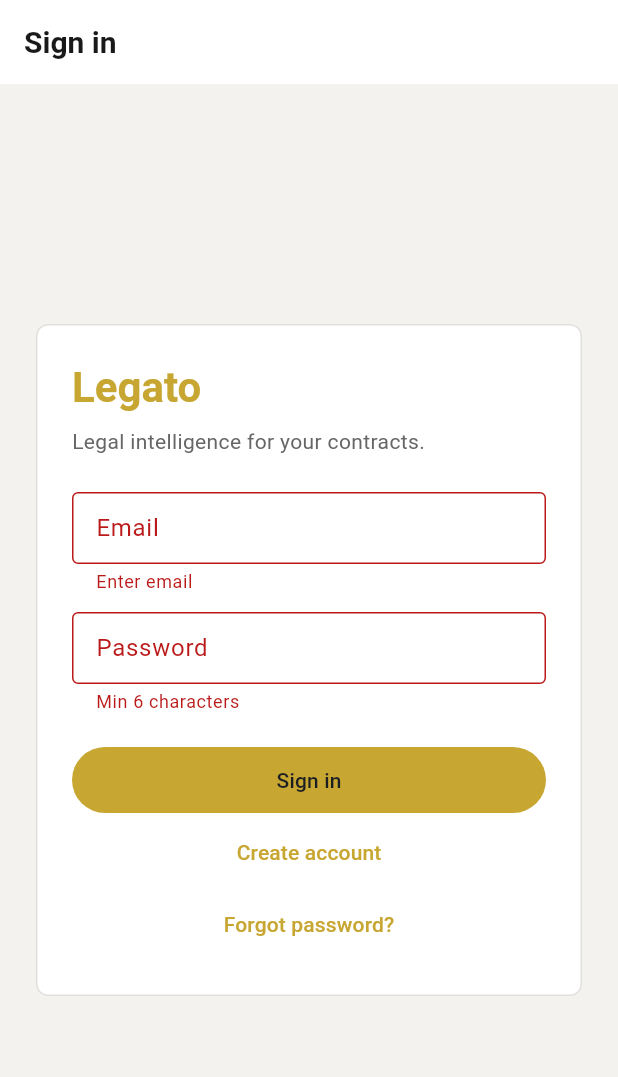
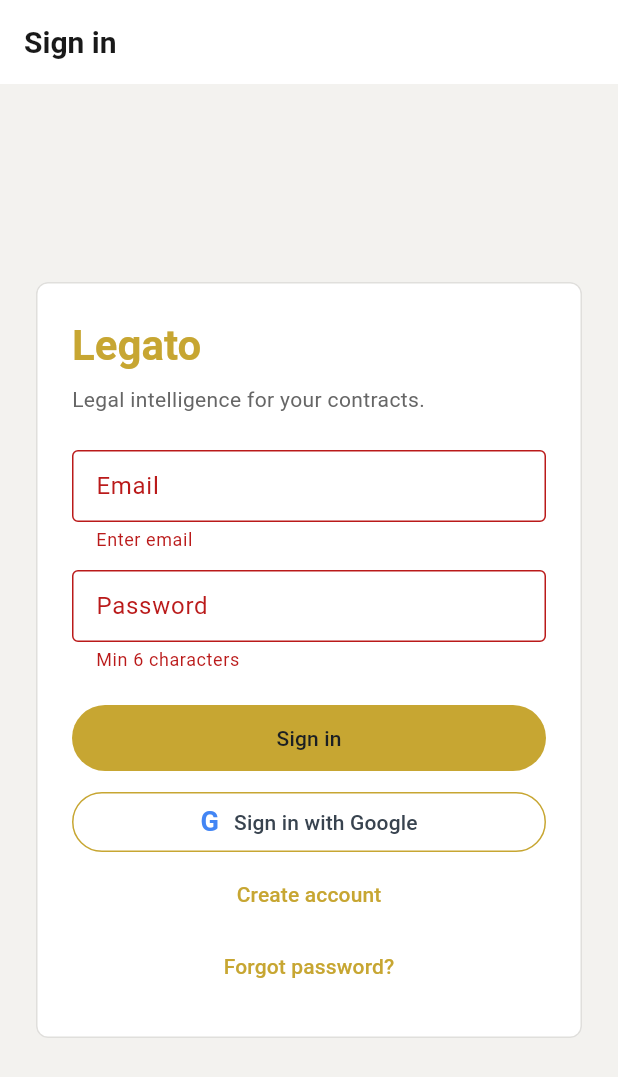
Before and after one commit to nourabulnasr/GP-Legal-AI-, a Flutter app: the screen it shows after launch, after a tap on "Sign in", on a phone screen of 412 x 824 dp. Shown: the top 1077 px of the screen. Run offline on Flutter 3.47's test engine with Material 3 defaults, Android fonts, the phone set to English and light mode, and no system bars; our stand-ins replace file_picker, shared_preferences, wakelock_plus; missing offline and left inert: hand_signature; accounts and stored records are empty.

Commit message:
feat: Google Sign-In for Flutter web -- bootstrap checks Uri.base for OAuth token/error, storeToken in AuthService, OutlinedButton on login screen, uses RuntimeConfig.apiBaseUrl Co-Authored-By: Claude Sonnet 4.6 <noreply@anthropic.com>

```diff
--- a/lib/providers/auth_provider.dart
+++ b/lib/providers/auth_provider.dart
@@ -22,6 +22,19 @@ class AuthProvider extends ChangeNotifier {
     _error = null;
     notifyListeners();
     try {
+      // Flutter web: backend redirects back with ?token= after Google OAuth.
+      final uriToken = Uri.base.queryParameters['token'];
+      final uriError = Uri.base.queryParameters['error'];
+      if (uriToken != null && uriToken.isNotEmpty) {
+        await _auth.storeToken(uriToken);
+        _user = await _auth.me();
+        return;
+      }
+      if (uriError != null && uriError.isNotEmpty) {
+        _error = _oauthErrorMessage(uriError);
+        _user = null;
+        return;
+      }
       final has = await _auth.hasToken();
       if (!has) {
         _user = null;
@@ -39,6 +52,22 @@ class AuthProvider extends ChangeNotifier {
       notifyListeners();
     }
   }
+
+  Future<void> loginWithToken(String token) async {
+    _error = null;
+    await _auth.storeToken(token);
+    _user = await _auth.me();
+    notifyListeners();
+  }
+
+  String _oauthErrorMessage(String code) => switch (code) {
+        'google_denied' => 'Google sign-in was cancelled.',
+        'google_not_configured' => 'Google sign-in is not set up on the server.',
+        'google_token_failed' => 'Google authentication failed. Please try again.',
+        'google_user_failed' => 'Could not retrieve your Google account details.',
+        'google_no_email' => 'Your Google account has no email address.',
+        _ => 'Google sign-in failed. Please try again.',
+      };
 
   Future<void> login(String email, String password) async {
     _error = null;
--- a/lib/screens/auth/login_screen.dart
+++ b/lib/screens/auth/login_screen.dart
@@ -1,7 +1,9 @@
 import 'package:flutter/material.dart';
 import 'package:provider/provider.dart';
+import 'package:url_launcher/url_launcher.dart';
 
 import 'package:legato_mobile/api/api_exception.dart';
+import 'package:legato_mobile/config/runtime_config.dart';
 import 'package:legato_mobile/providers/auth_provider.dart';
 import 'package:legato_mobile/screens/auth/forgot_password_screen.dart';
 import 'package:legato_mobile/screens/auth/register_screen.dart';
@@ -26,6 +28,12 @@ class _LoginScreenState extends State<LoginScreen> {
     _email.dispose();
     _password.dispose();
     super.dispose();
+  }
+
+  Future<void> _signInWithGoogle() async {
+    final uri = Uri.parse('${RuntimeConfig.apiBaseUrl}/auth/google');
+    if (!await canLaunchUrl(uri)) return;
+    await launchUrl(uri, mode: LaunchMode.platformDefault);
   }
 
   Future<void> _submit() async {
@@ -131,6 +139,25 @@ class _LoginScreenState extends State<LoginScreen> {
                         )
                       : const Text('Sign in'),
                 ),
+                const SizedBox(height: 8),
+                OutlinedButton(
+                  onPressed: _busy ? null : _signInWithGoogle,
+                  child: Row(
+                    mainAxisAlignment: MainAxisAlignment.center,
+                    children: [
+                      Text(
+                        'G',
+                        style: TextStyle(
+                          color: _busy ? Colors.grey : const Color(0xFF4285F4),
+                          fontWeight: FontWeight.w700,
+                          fontSize: 18,
+                        ),
+                      ),
+                      const SizedBox(width: 10),
+                      const Text('Sign in with Google'),
+                    ],
+                  ),
+                ),
                 TextButton(
                   onPressed: _busy
                       ? null
--- a/lib/services/auth_service.dart
+++ b/lib/services/auth_service.dart
@@ -79,6 +79,8 @@ class AuthService {
     return UserModel.fromJson(data);
   }
 
+  Future<void> storeToken(String token) => _storage.writeToken(token);
+
   Future<void> logout() => _storage.clearToken();
 
   Future<Map<String, dynamic>> verifyEmail({required String email, required String code}) {
```
